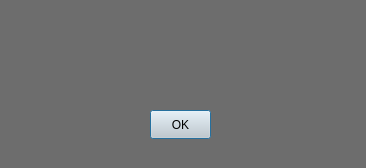
Qt form ComputerNetworks/ui/PopUpError.ui (monicabulboaca/Proiect-RC) before a commit.
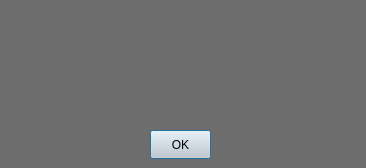
The same form after that commit.

The edit to the form file:
```diff
--- a/ComputerNetworks/ui/PopUpError.ui
+++ b/ComputerNetworks/ui/PopUpError.ui
@@ -20,7 +20,7 @@
    <property name="geometry">
     <rect>
      <x>150</x>
-     <y>110</y>
+     <y>130</y>
      <width>61</width>
      <height>29</height>
     </rect>
@@ -38,7 +38,7 @@
      <x>30</x>
      <y>10</y>
      <width>291</width>
-     <height>91</height>
+     <height>111</height>
     </rect>
    </property>
    <property name="font">
```
